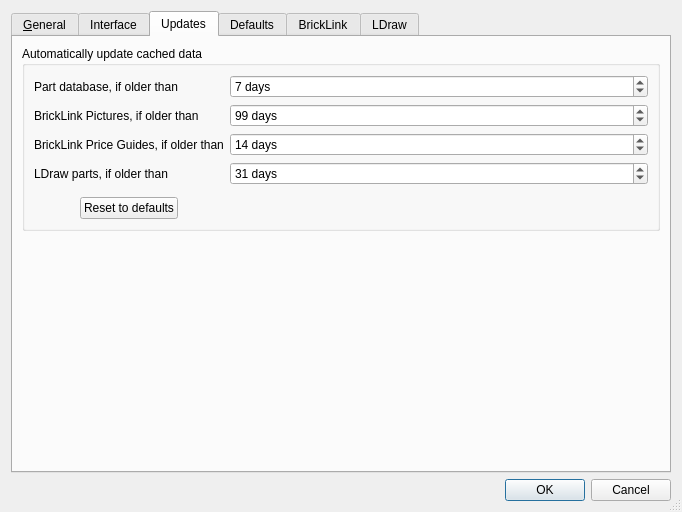
This is src/settingsdialog.ui in rgriebl/brickstore as Qt 5 draws it before an edit. The edited form follows.
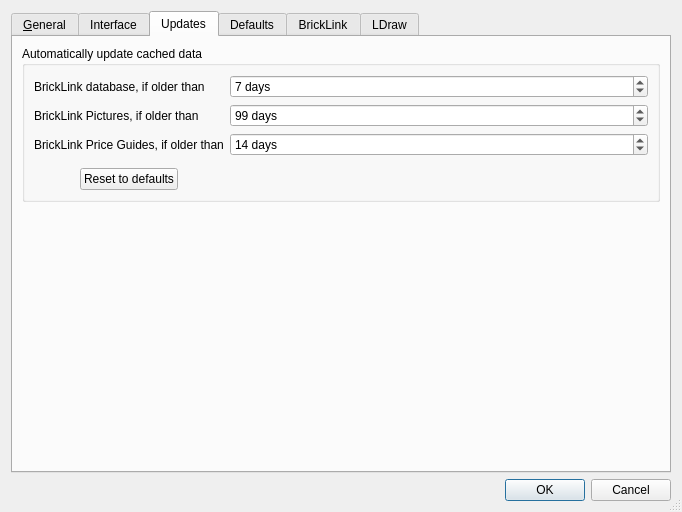
This is the edited form. The open tabs and pages were chosen to show the change. Icons and pictures are not drawn.

Diff of the .ui file:
```diff
--- a/src/settingsdialog.ui
+++ b/src/settingsdialog.ui
@@ -515,7 +515,7 @@
             <item row="0" column="0">
              <widget class="QLabel" name="label_13">
               <property name="text">
-               <string>Part database, if older than</string>
+               <string>BrickLink database, if older than</string>
               </property>
              </widget>
             </item>
@@ -581,32 +581,6 @@
               </property>
              </widget>
             </item>
-            <item row="3" column="0">
-             <widget class="QLabel" name="label_12">
-              <property name="text">
-               <string>LDraw parts, if older than</string>
-              </property>
-             </widget>
-            </item>
-            <item row="3" column="1">
-             <widget class="QSpinBox" name="w_upd_ldraw">
-              <property name="suffix">
-               <string> days</string>
-              </property>
-              <property name="minimum">
-               <number>1</number>
-              </property>
-              <property name="maximum">
-               <number>365</number>
-              </property>
-              <property name="singleStep">
-               <number>1</number>
-              </property>
-              <property name="value">
-               <number>31</number>
-              </property>
-             </widget>
-            </item>
            </layout>
           </item>
           <item>
```
Left out of the diff: 2 changed lines with no effect on the pictures.
